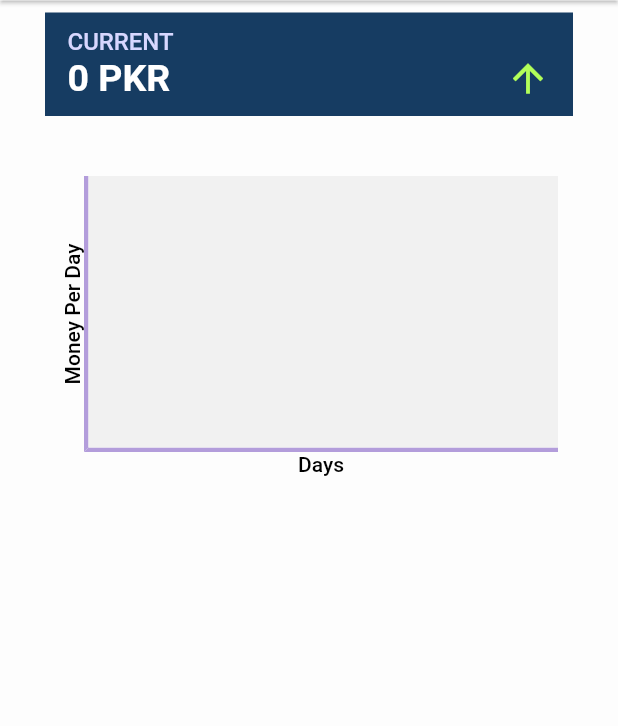
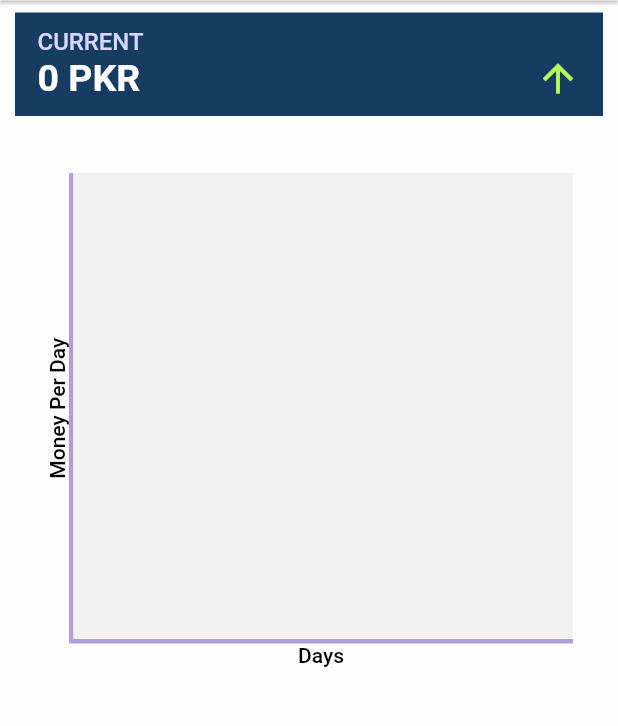
Before and after one commit to mediocre9/khaata, a Flutter app: the FinanceScreen screen opened by its route, on a phone screen of 412 x 824 dp, the part 97-823 px from its top. Run offline on Flutter 3.47's test engine with Material 2 defaults, Android fonts, the phone set to English and light mode, and no system bars; drawn by our look-alikes of fl_chart; our stand-ins replace badges, bloc, equatable, flutter_bloc, flutter_inset_box_shadow, hive and 1 more; accounts and stored records are empty.

Commit message:
refactor - composition pattern

```diff
--- a/lib/constants.dart
+++ b/lib/constants.dart
@@ -18,7 +18,7 @@ const double kDrawerSubItemFontSize = 12.0;
 const Color kSnackBarSuccessColor = Color.fromARGB(255, 69, 189, 85);
 const Color kSnackBarErrorColor = Color.fromARGB(255, 223, 71, 71);
 
-Box<Customer>? userBox;
+Box<Customer>? customerBox;
 Box<Product>? productBox;
 Box<Order>? orderBox;
 
--- a/lib/main.dart
+++ b/lib/main.dart
@@ -34,7 +34,7 @@ Future<void> initDatabase() async {
   Hive.registerAdapter(ProductAdapter());
   Hive.registerAdapter(OrderAdapter());
 
-  userBox = await Hive.openBox<Customer>('user_box');
+  customerBox = await Hive.openBox<Customer>('user_box');
   productBox = await Hive.openBox<Product>('product_box');
   orderBox = await Hive.openBox<Order>('order_box');
 }
--- a/lib/screens/customer_screen/add_customer_screen/cubit/add_customer_cubit.dart
+++ b/lib/screens/customer_screen/add_customer_screen/cubit/add_customer_cubit.dart
@@ -8,7 +8,7 @@ class AddUserCubit extends Cubit<CustomerSaveState> {
 
   void addUser(String username, String address) async {
     if (username.isNotEmpty && address.isNotEmpty) {
-      await userBox!.add(
+      await customerBox!.add(
         Customer(
           username: username.trim(),
           address: address.trim(),
--- a/lib/screens/customer_screen/cubit/customer_cubit.dart
+++ b/lib/screens/customer_screen/cubit/customer_cubit.dart
@@ -8,8 +8,8 @@ class CustomerCubit extends Cubit<CustomerState> {
   }
 
   void _loadUsersList() {
-    for (int i = 0; i < userBox!.values.length; i++) {
-      _userList.add(userBox!.getAt(i)!);
+    for (int i = 0; i < customerBox!.values.length; i++) {
+      _userList.add(customerBox!.getAt(i)!);
     }
 
     if (_userList.isNotEmpty) {
@@ -46,6 +46,6 @@ class CustomerCubit extends Cubit<CustomerState> {
   }
 
   Future<void> deleteUser(int index) async {
-    await userBox!.deleteAt(index);
+    await customerBox!.deleteAt(index);
   }
 }
--- a/lib/screens/finance_screen/finance_screen.dart
+++ b/lib/screens/finance_screen/finance_screen.dart
@@ -83,30 +83,18 @@ class _FinanceScreenState extends State<FinanceScreen> with GradientDecoration {
         subtitle: Text("FINANCE"),
       ),
       endDrawer: const CustomDrawer(),
-      body: Container(
-        color: kScaffoldColor,
-        padding: const EdgeInsets.symmetric(horizontal: 10, vertical: 8),
-        child: Column(
+      body: Column(
         crossAxisAlignment: CrossAxisAlignment.start,
         children: [
-            Container(
-              margin: const EdgeInsets.symmetric(horizontal: 20),
-              child: Column(
-                crossAxisAlignment: CrossAxisAlignment.start,
-                children: [
-                  Row(
-                    children: [
-                      CurrentGain(currentGain: currentGain),
-                    ],
+          Padding(
+            padding: const EdgeInsets.symmetric(horizontal: 10, vertical: 8),
+            child: CurrentGain(currentGain: currentGain),
           ),
-                  const SizedBox(height: 10),
-                ],
-              ),
-            ),
-            Container(
+          SingleChildScrollView(
+            child: Container(
               margin: const EdgeInsets.all(30),
               width: double.infinity,
-              height: 200,
+              height: MediaQuery.of(context).size.height / 2.5,
               child: LineChart(
                 swapAnimationCurve: Curves.bounceIn,
                 swapAnimationDuration: const Duration(milliseconds: 250),
@@ -151,7 +139,6 @@ class _FinanceScreenState extends State<FinanceScreen> with GradientDecoration {
                   ),
                   clipData: FlClipData.all(),
                   backgroundColor: const Color.fromARGB(255, 241, 241, 241),
-                  // backgroundColor: const Color.fromARGB(171, 203, 188, 214),
                   lineTouchData: LineTouchData(
                     enabled: true,
                     touchTooltipData: LineTouchTooltipData(
@@ -204,8 +191,8 @@ class _FinanceScreenState extends State<FinanceScreen> with GradientDecoration {
                 ),
               ),
             ),
+          ),
         ],
-        ),
       ),
     );
   }
@@ -217,7 +204,9 @@ class CurrentGain extends StatelessWidget {
 
   @override
   Widget build(BuildContext context) {
-    return Expanded(
+    return Row(
+      children: [
+        Expanded(
           child: Container(
             padding: const EdgeInsets.symmetric(horizontal: 15, vertical: 10),
             color: const Color.fromRGBO(22, 60, 98, 1),
@@ -253,99 +242,8 @@ class CurrentGain extends StatelessWidget {
               ],
             ),
           ),
+        ),
+      ],
     );
   }
 }
-
-// class LineCharts extends StatelessWidget {
-//   @override
-//   Widget build(BuildContext context) {
-//     const cutOffYValue = 0.0;
-//     const yearTextStyle =
-//     TextStyle(fontSize: 12, color: Colors.black);
-
-//     return SizedBox(
-//       width: 360,
-//       height: 250,
-//       child: LineChart(
-//         LineChartData(
-//           lineTouchData: LineTouchData(enabled: false),
-//           lineBarsData: [
-//             LineChartBarData(
-//               spots: [
-//                 FlSpot(0, 1),
-//                 FlSpot(1, 1),
-//                 FlSpot(2, 3),
-//                 FlSpot(3, 4),
-//                 FlSpot(3, 5),
-//                 FlSpot(4, 4)
-//               ],
-//               isCurved: true,
-//               barWidth: 2,
-//               colors: [
-//                 Colors.black,
-//               ],
-//               belowBarData: BarAreaData(
-//                 show: true,
-//                 colors: [Colors.lightBlue.withOpacity(0.5)],
-//                 cutOffY: cutOffYValue,
-//                 applyCutOffY: true,
-//               ),
-//               aboveBarData: BarAreaData(
-//                 show: true,
-//                 colors: [Colors.lightGreen.withOpacity(0.5)],
-//                 cutOffY: cutOffYValue,
-//                 applyCutOffY: true,
-//               ),
-//               dotData: FlDotData(
-//                 show: false,
-//               ),
-//             ),
-//           ],
-//           minY: 0,
-//           titlesData: FlTitlesData(
-//             bottomTitles: SideTitles(
-//                 showTitles: true,
-//                 reservedSize: 5,
-//                 getTitles: (value) {
-//                   switch (value.toInt()) {
-//                     case 0:
-//                       return '2017';
-//                     case 1:
-//                       return '2018';
-//                     case 2:
-//                       return '2019';
-//                     case 3:
-//                       return '2020';
-//                     case 4:
-//                       return '2021';
-//                     default:
-//                       return '';
-//                   }
-//                 }),
-//             leftTitles: SideTitles(
-//               showTitles: true,
-//               getTitles: (value) {
-//                 return '\$ ${value + 150}';
-//               },
-//             ),
-//           ),
-//           axisTitleData: FlAxisTitleData(
-//               leftTitle: AxisTitle(showTitle: true, titleText: 'Value', margin: 10),
-//               bottomTitle: AxisTitle(
-//                   showTitle: true,
-//                   margin: 10,
-//                   titleText: 'Year',
-//                   textStyle: yearTextStyle,
-//                   textAlign: TextAlign.right)),
-//           gridData: FlGridData(
-//             show: true,
-//             checkToShowHorizontalLine: (double value) {
-//               return value == 1 || value == 2 || value == 3 || value == 4;
-//             },
-//           ),
-//         ),
-//       ),
-//     );
-//   }
-// }
--- a/lib/themes/themes.dart
+++ b/lib/themes/themes.dart
@@ -15,7 +15,7 @@ class AppTheme {
       brightness: Brightness.light,
       scaffoldBackgroundColor: kScaffoldColor,
 
-      /// [TextTheme] for search area as caption
+      /// [TextTheme] for search area as caaption
       textTheme: const TextTheme(
         labelMedium: TextStyle(
           fontSize: 11,
```
Also changed, not shown: lib/screens/customer_screen/presentation/customer_screen.dart (+71 -70 lines), lib/screens/order_screen/sub_screens/order_detail_screen/presentation/order_detail_screen.dart (+22 -7 lines), lib/screens/pending_screen/presentation/pending_screen.dart (+10 -28 lines), 1 other file. Lines whose indentation alone changed are shown as unchanged.
